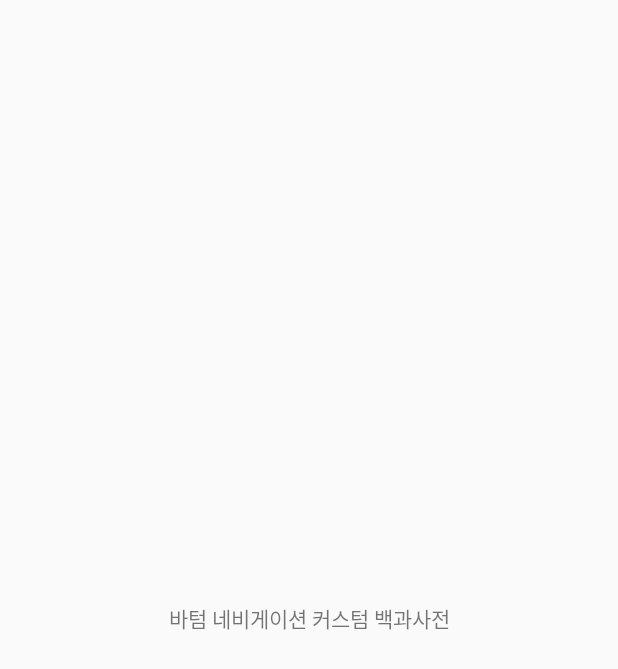
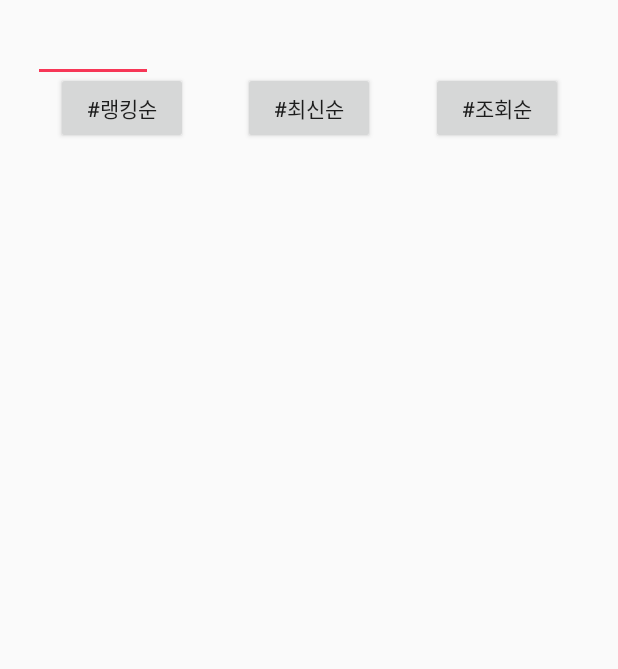
Before and after one commit to dnd-side-project/dnd-mentee-3rd-5-kindit, an Android app: the layout fragment_encyclopedia.xml on its own in the app's theme, with its tools: preview values and no code run, on a phone screen of 412 x 824 dp. Shown: the top 669 px of the screen. Run offline under Robolectric (Android 15) with nearby library versions, the phone set to English and light mode, and no system bars.

Commit message:
커스텀 백과사전 와이어 프레임 추가
* feature : 커스컴 백과사전 페이지 화면 상단 탭 바 추가, 좌 우 스와이프 추가, 랭킹,최신,조회 순 버튼 추가 , styles 탭 테마 추가

```diff
--- a/front-end/Android/app/src/main/java/com/dnd/kindit/MainActivity.kt
+++ b/front-end/Android/app/src/main/java/com/dnd/kindit/MainActivity.kt
@@ -5,8 +5,8 @@ import android.os.Bundle
 import com.dnd.kindit.config.CommunityFragment
 import com.dnd.kindit.main.MainFragment
 import com.dnd.kindit.main.MyselfFragment
-import com.dnd.kindit.recommend.EncyclopediaFragment
 import com.dnd.kindit.search.SearchFragment
+import com.dnd.kindit.view.encyclopedia.EncyclopediaFragment
 import kotlinx.android.synthetic.main.activity_main.*
 
 class MainActivity : AppCompatActivity() {
--- /dev/null
+++ b/front-end/Android/app/src/main/java/com/dnd/kindit/view/encyclopedia/EncyclopeidaCardList.kt
@@ -0,0 +1,3 @@
+package com.dnd.kindit.view.encyclopedia
+
+class EncyclopediaCardList (val menuTitle: String, val userName: String, val viewCount: String)
--- a/front-end/Android/app/src/main/res/layout/fragment_encyclopedia.xml
+++ b/front-end/Android/app/src/main/res/layout/fragment_encyclopedia.xml
@@ -1,17 +1,89 @@
 <?xml version="1.0" encoding="utf-8"?>
 <androidx.constraintlayout.widget.ConstraintLayout xmlns:android="http://schemas.android.com/apk/res/android"
+    xmlns:tools="http://schemas.android.com/tools"
     android:layout_width="match_parent"
     android:layout_height="match_parent"
     xmlns:app="http://schemas.android.com/apk/res-auto">
 
-    <TextView
-        android:id="@+id/textView"
+    <com.google.android.material.tabs.TabLayout
+        android:id="@+id/tabLayout"
+        android:layout_width="match_parent"
+        android:layout_height="wrap_content"
+        app:layout_constraintEnd_toEndOf="parent"
+        app:layout_constraintStart_toStartOf="parent"
+        app:layout_constraintTop_toTopOf="parent"
+        app:tabGravity="fill"
+        app:tabIndicatorColor="@color/kinditMainColor1"
+        app:tabMode="auto"
+        app:tabRippleColor="@android:color/transparent">
+
+        <com.google.android.material.tabs.TabItem
+            android:layout_width="wrap_content"
+            android:layout_height="wrap_content" />
+
+        <com.google.android.material.tabs.TabItem
+            android:layout_width="wrap_content"
+            android:layout_height="wrap_content" />
+
+        <com.google.android.material.tabs.TabItem
+            android:layout_width="wrap_content"
+            android:layout_height="wrap_content" />
+
+        <com.google.android.material.tabs.TabItem
+            android:layout_width="wrap_content"
+            android:layout_height="wrap_content" />
+
+        <com.google.android.material.tabs.TabItem
+            android:layout_width="wrap_content"
+            android:layout_height="wrap_content" />
+
+    </com.google.android.material.tabs.TabLayout>
+
+   <!-- <androidx.appcompat.widget.SearchView
+        android:id="@+id/sv_encyclopedia"
+        android:layout_width="match_parent"
+        android:layout_height="wrap_content"
+        app:layout_constraintEnd_toEndOf="parent"
+        app:layout_constraintStart_toStartOf="parent"
+        app:layout_constraintTop_toBottomOf="@+id/tabLayout" />-->
+
+    <Button
+        android:id="@+id/btn_ranking"
         android:layout_width="wrap_content"
         android:layout_height="wrap_content"
-        android:text="바텀 네비게이션 커스텀 백과사전"
-        app:layout_constraintBottom_toBottomOf="parent"
+        android:text="#랭킹순"
+        app:layout_constraintEnd_toStartOf="@+id/btn_new"
+        app:layout_constraintStart_toStartOf="parent"
+        app:layout_constraintTop_toBottomOf="@+id/tabLayout" />
+
+    <Button
+        android:id="@+id/btn_new"
+        android:layout_width="wrap_content"
+        android:layout_height="wrap_content"
+        android:text="#최신순"
+        app:layout_constraintEnd_toStartOf="@+id/btn_views"
+        app:layout_constraintHorizontal_bias="0.0"
+        app:layout_constraintStart_toEndOf="@+id/btn_ranking"
+        app:layout_constraintTop_toBottomOf="@+id/tabLayout" />
+
+    <Button
+        android:id="@+id/btn_views"
+        android:layout_width="wrap_content"
+        android:layout_height="wrap_content"
+        android:text="#조회순"
+        app:layout_constraintEnd_toEndOf="parent"
+        app:layout_constraintStart_toEndOf="@+id/btn_new"
+        app:layout_constraintTop_toTopOf="@+id/btn_ranking" />
+
+    <androidx.viewpager2.widget.ViewPager2
+        android:id="@+id/pager"
+        android:layout_width="match_parent"
+        android:layout_height="wrap_content"
+        android:layout_marginTop="50dp"
+        android:clipChildren="false"
+        android:clipToPadding="false"
         app:layout_constraintEnd_toEndOf="parent"
         app:layout_constraintStart_toStartOf="parent"
-        app:layout_constraintTop_toTopOf="parent" />
+        app:layout_constraintTop_toBottomOf="@+id/tabLayout" />
 
 </androidx.constraintlayout.widget.ConstraintLayout>
```
Also changed, not shown: front-end/Android/app/src/main/java/com/dnd/kindit/recommend/EncyclopediaFragment.kt (deleted, +0 -21 lines), front-end/Android/app/src/main/java/com/dnd/kindit/view/encyclopedia/EncyclopediaAdapter.kt (added, +21 -0 lines), front-end/Android/app/src/main/java/com/dnd/kindit/view/encyclopedia/EncyclopediaFragment.kt (added, +46 -0 lines), front-end/Android/app/src/main/java/com/dnd/kindit/view/encyclopedia/EncyclopediaListAdapter.kt (added, +32 -0 lines), front-end/Android/app/src/main/java/com/dnd/kindit/view/encyclopedia/EncyclopediaObjectFragment.kt (added, +44 -0 lines), front-end/Android/app/src/main/res/layout/card_encyclopedia.xml (added, +138 -0 lines), front-end/Android/app/src/main/res/layout/fragment_encyclopedia_object.xml (added, +26 -0 lines), front-end/Android/app/src/main/res/layout/fragment_main.xml (+0 -10 lines), front-end/Android/app/src/main/res/values/styles.xml (+8 -0 lines).
